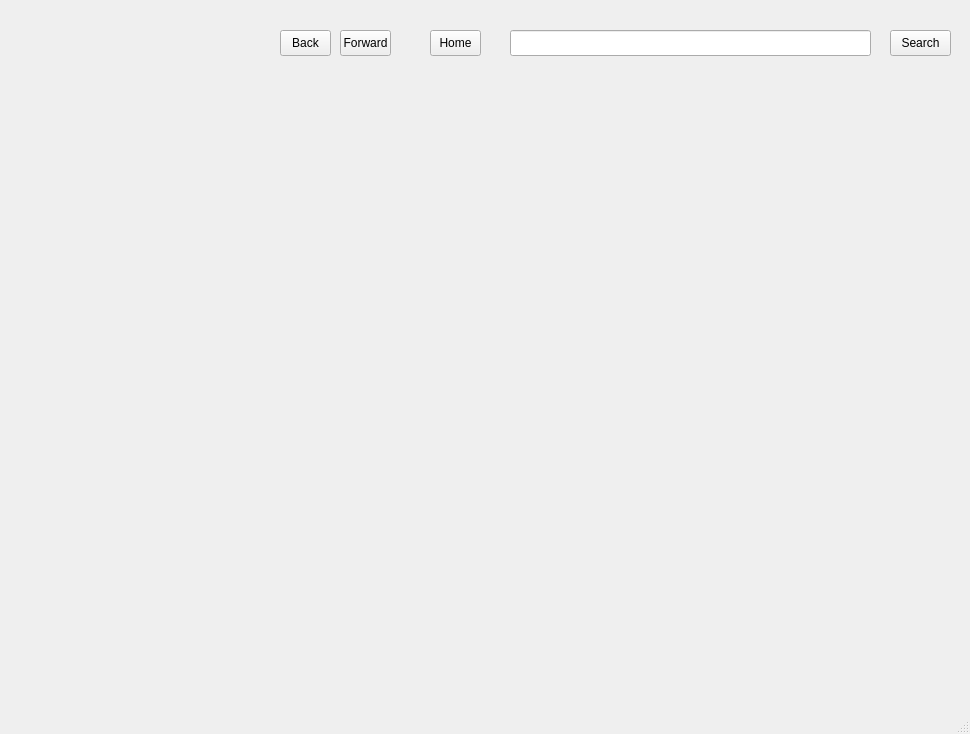
First picture: the form in OpenFlipper/widgets/helpWidget/helpWidget.ui, repository ShenRen/OpenFlipper, before the edit.
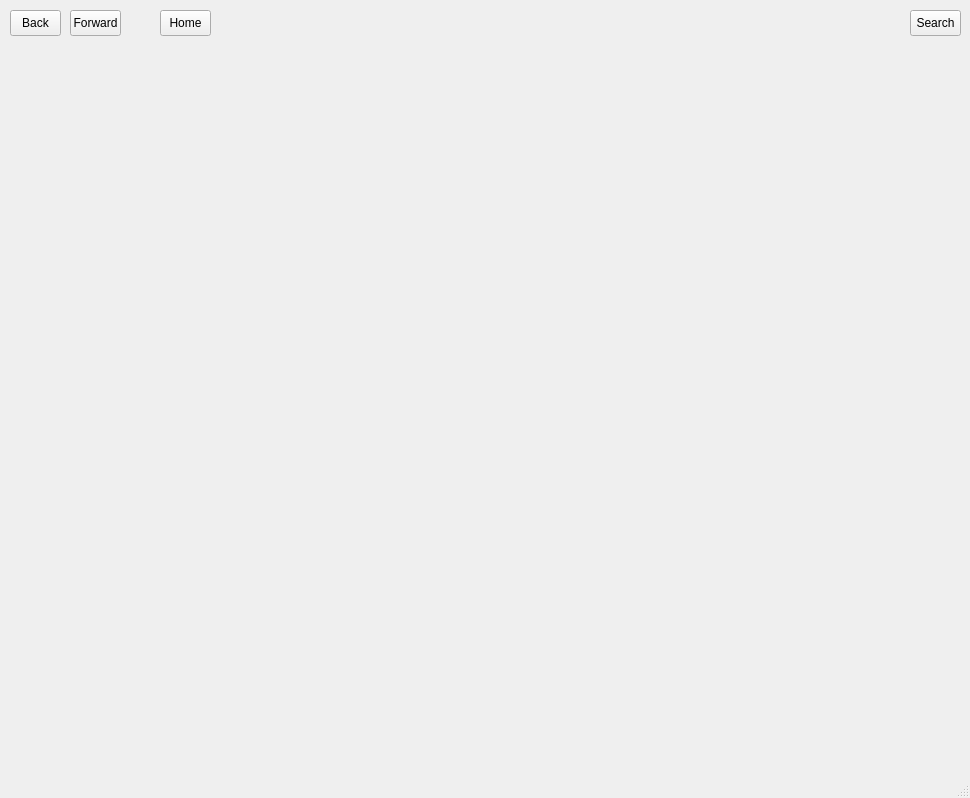
Second picture: the form after the edit.

```diff
--- a/OpenFlipper/widgets/helpWidget/helpWidget.ui
+++ b/OpenFlipper/widgets/helpWidget/helpWidget.ui
@@ -6,36 +6,20 @@
     <x>0</x>
     <y>0</y>
     <width>970</width>
-    <height>734</height>
+    <height>798</height>
    </rect>
   </property>
   <property name="windowTitle" >
    <string>OpenFlipper Help</string>
   </property>
   <widget class="QWidget" name="centralwidget" >
-   <widget class="QLineEdit" name="searchEdit_" >
-    <property name="geometry" >
-     <rect>
-      <x>510</x>
-      <y>30</y>
-      <width>361</width>
-      <height>26</height>
-     </rect>
-    </property>
-    <property name="maximumSize" >
-     <size>
-      <width>16777215</width>
-      <height>31</height>
-     </size>
-    </property>
-   </widget>
    <widget class="QWidget" name="gridLayoutWidget" >
     <property name="geometry" >
      <rect>
       <x>9</x>
-      <y>69</y>
+      <y>40</y>
       <width>951</width>
-      <height>631</height>
+      <height>731</height>
      </rect>
     </property>
     <layout class="QGridLayout" name="gridLayout_" />
@@ -43,8 +27,8 @@
    <widget class="QToolButton" name="backButton_" >
     <property name="geometry" >
      <rect>
-      <x>280</x>
-      <y>30</y>
+      <x>10</x>
+      <y>10</y>
       <width>51</width>
       <height>26</height>
      </rect>
@@ -68,8 +52,8 @@
    <widget class="QToolButton" name="forwardButton_" >
     <property name="geometry" >
      <rect>
-      <x>340</x>
-      <y>30</y>
+      <x>70</x>
+      <y>10</y>
       <width>51</width>
       <height>26</height>
      </rect>
@@ -93,8 +77,8 @@
    <widget class="QToolButton" name="homeButton_" >
     <property name="geometry" >
      <rect>
-      <x>430</x>
-      <y>30</y>
+      <x>160</x>
+      <y>10</y>
       <width>51</width>
       <height>26</height>
      </rect>
@@ -118,9 +102,9 @@
    <widget class="QToolButton" name="searchButton_" >
     <property name="geometry" >
      <rect>
-      <x>890</x>
-      <y>30</y>
-      <width>61</width>
+      <x>910</x>
+      <y>10</y>
+      <width>51</width>
       <height>26</height>
      </rect>
     </property>
```
Left out of the diff: 4 changed lines with no effect on the pictures.
